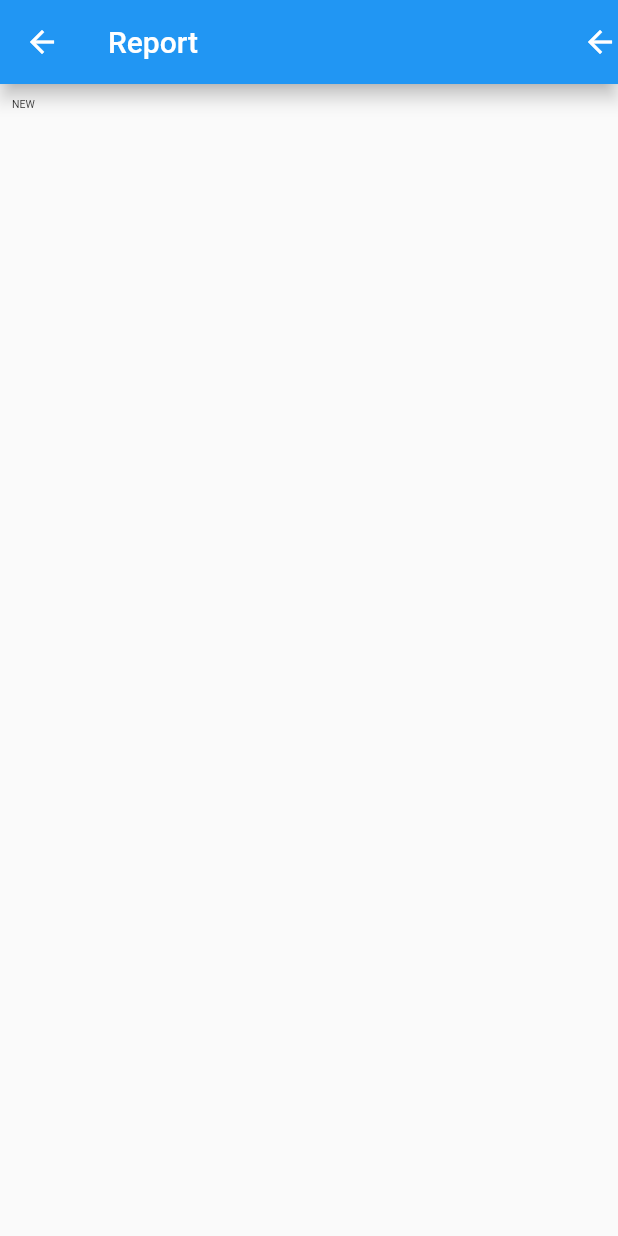
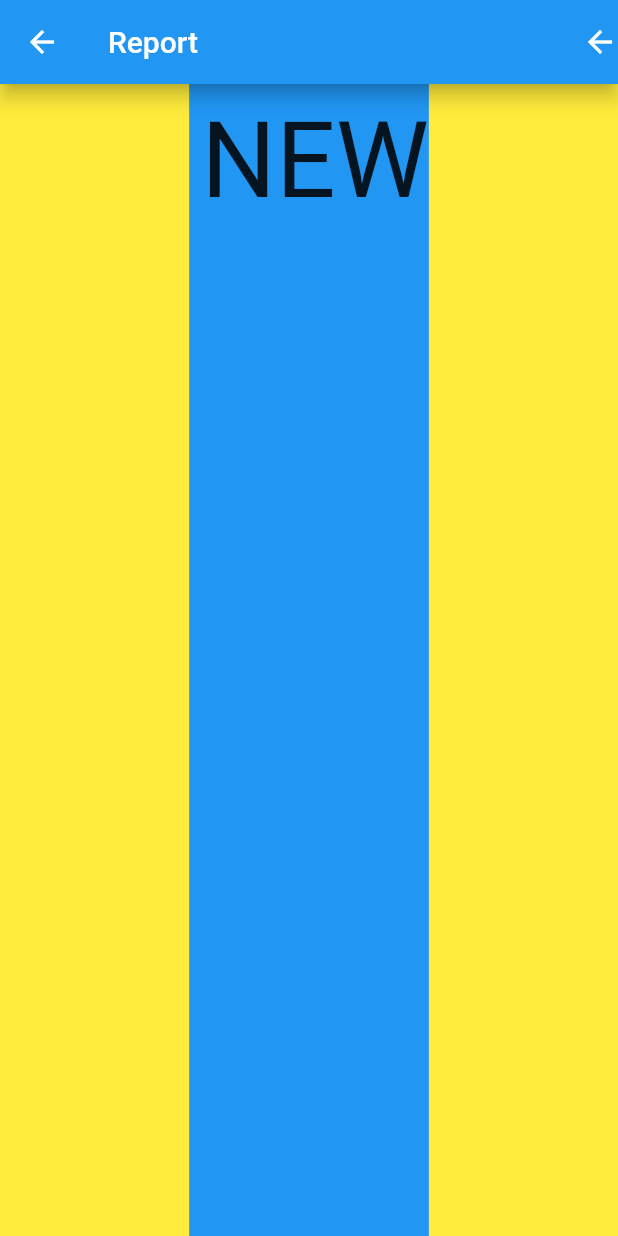
Before and after one commit to jackandjill/flutter_learning, a Flutter app: the NewItemCreate screen opened by its route, on a phone screen of 412 x 824 dp. Run offline on Flutter 3.47's test engine with Material 2 defaults, Android fonts, the phone set to English and light mode, and no system bars; our stand-ins replace cloud_firestore, firebase_auth, google_sign_in; accounts and stored records are empty.

Commit message:
Newitems.dart now seems to be working as guessed. If still in doubt look at Signup.dart

```diff
--- a/lib/main.dart
+++ b/lib/main.dart
@@ -41,7 +41,7 @@ class MyApp extends StatelessWidget
 
       },
       //home: new Signin(onSubmit: null),
-      home: new NewItemCreate(),
+      home: new Signup(),
       );
   }
 }
--- a/lib/screens/NewItem.dart
+++ b/lib/screens/NewItem.dart
@@ -14,6 +14,7 @@ class NewItemCreateState extends State<NewItemCreate>
   Widget build(BuildContext context) {
 
     return Scaffold(
+      backgroundColor: Colors.yellow,
 
         appBar: new AppBar(
           title: new Text("Report"),
@@ -26,21 +27,26 @@ class NewItemCreateState extends State<NewItemCreate>
           ],
         ),
       body:
-      Container(
+
+
+          new Center(
+            child:   Container(
+              color: Colors.blue,
 
         padding: new EdgeInsets.fromLTRB(8.0,10.0,0.0,0.0),
 
         child: Column(
 
+
           children: <Widget>[
          Text(
         "NEW",
-          textScaleFactor: 0.5,
+          textScaleFactor: 5.0,
         ),
           ],
         )
       )
-
+          )
 
       /*
       GridView.count(
```
